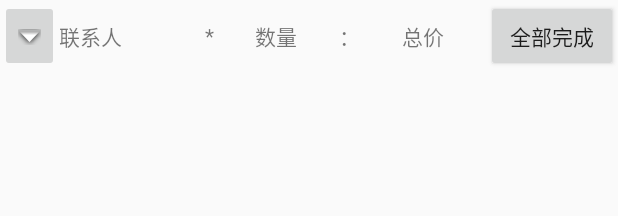
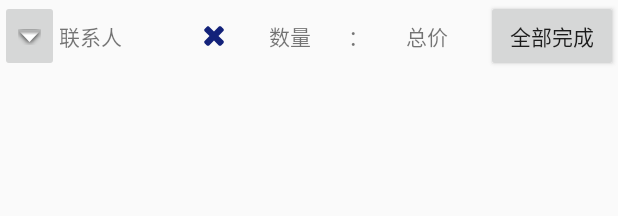
Before and after one commit to itsweet/smartAp, an Android app: the layout recycle_buyedlist.xml on its own in the app's theme, with its tools: preview values and no code run, on a phone screen of 412 x 824 dp. Shown: the top 216 px of the screen. Run offline under Robolectric (Android 15) with nearby library versions, the phone set to English and light mode, and no system bars.

Commit message:
1、修改了界面的乘号改为图片

```diff
--- a/app/src/main/res/layout/recycle_buyedlist.xml
+++ b/app/src/main/res/layout/recycle_buyedlist.xml
@@ -30,13 +30,14 @@
             android:layout_weight="1"
             android:text="联系人" />
 
-        <TextView
+        <android.support.v7.widget.AppCompatImageView
             android:id="@+id/text_colon1"
             android:layout_width="wrap_content"
             android:layout_height="match_parent"
             android:layout_weight="0"
             android:gravity="center"
-            android:text="*" />
+            app:srcCompat="@drawable/ic_multiple"
+            />
 
         <TextView
             android:id="@+id/recycle_buyed_text2"
```
